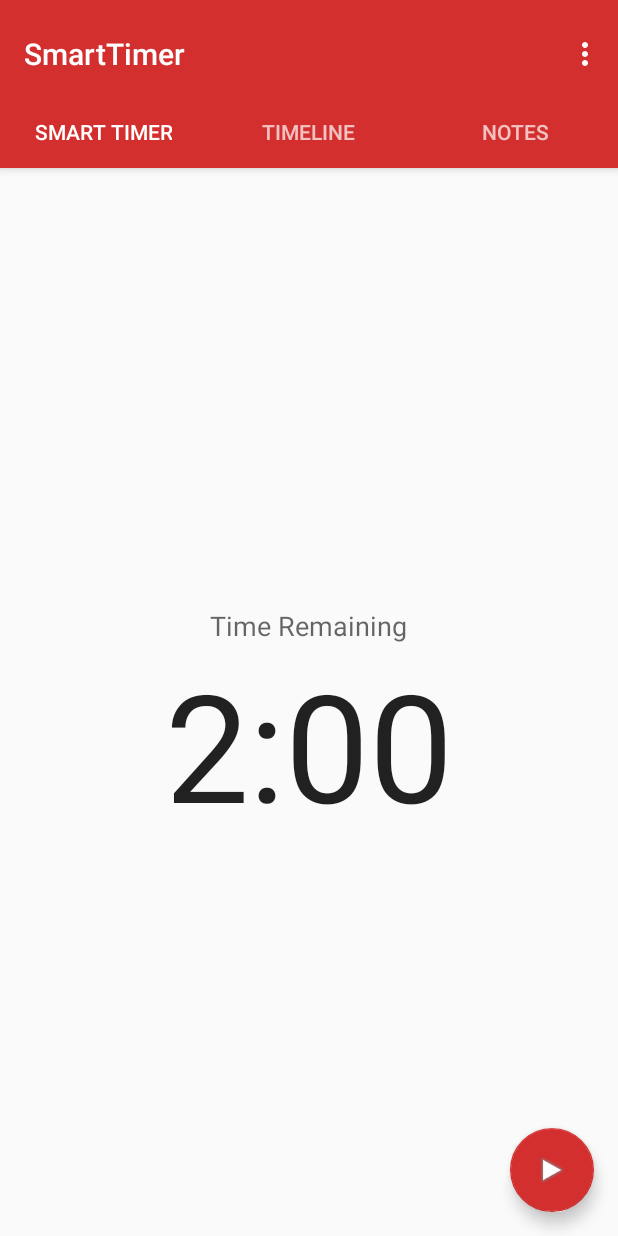
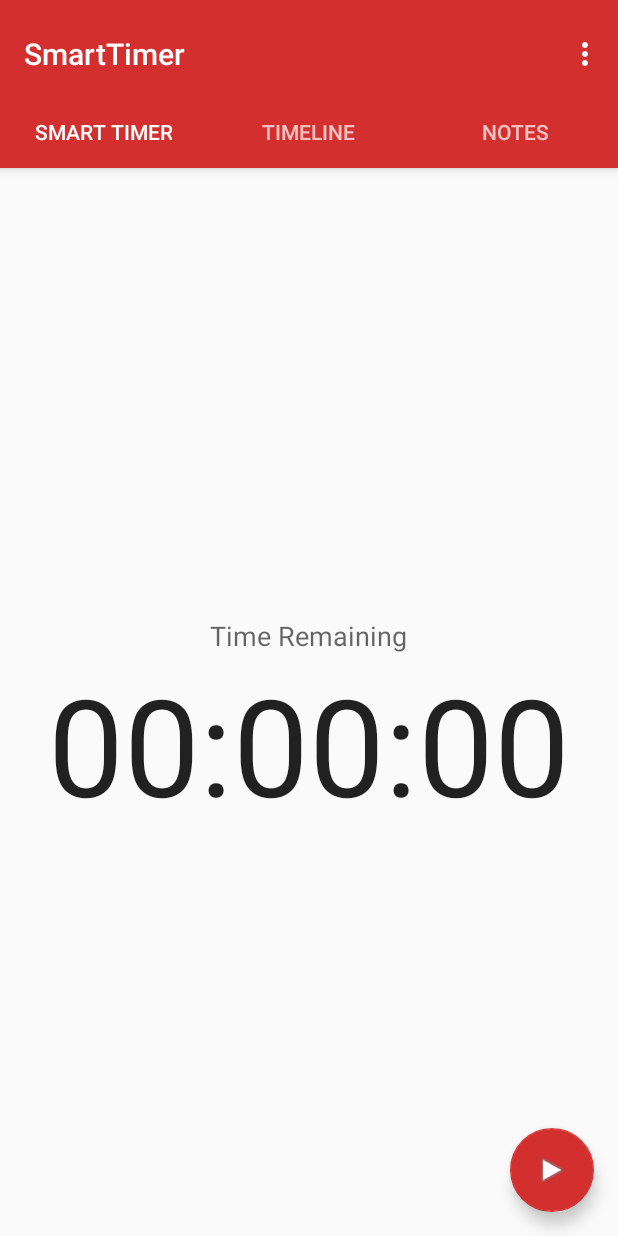
Before and after one commit to soulroyale/Bbq2016Ap, an Android app: the SmartTimer_Timer screen opened directly, with no data from a screen before it, on a phone screen of 412 x 824 dp. Run offline under Robolectric (Android 15) with nearby library versions, the phone set to English and light mode, and no system bars; our stand-ins replace AdMob; 2 statements that could not run were skipped.

Commit message:
- fix timer display and insert basic notification

```diff
--- a/mobile/src/main/java/com/jalee/bbqbuddy/SmartTimer.java
+++ b/mobile/src/main/java/com/jalee/bbqbuddy/SmartTimer.java
@@ -1,6 +1,10 @@
 package com.jalee.bbqbuddy;
 
+import android.app.Notification;
+import android.app.NotificationManager;
+import android.app.PendingIntent;
 import android.content.Context;
+import android.content.Intent;
 import android.os.CountDownTimer;
 import android.os.Handler;
 import android.support.design.widget.TabLayout;
@@ -26,13 +30,15 @@ import com.google.android.gms.ads.AdRequest;
 import com.google.android.gms.ads.AdView;
 import com.google.android.gms.ads.InterstitialAd;
 
+import java.util.concurrent.TimeUnit;
+
 public class SmartTimer extends AppCompatActivity {
 
     Boolean timerActive = false;
 
 
     private SectionsPagerAdapter mSectionsPagerAdapter;
-    public Integer smartTimerMax;
+    public static Long smartTimerMax;
     private ViewPager mViewPager;
     private InterstitialAd mInterstitialAd;
 
@@ -55,8 +61,6 @@ public class SmartTimer extends AppCompatActivity {
         mViewPager.setOffscreenPageLimit(2);
         TabLayout tabLayout = (TabLayout) findViewById(R.id.tabs);
         tabLayout.setupWithViewPager(mViewPager);
-
-        smartTimerMax = 120000;
 
         if(Constants.type == Constants.Type.FREE) {
             mInterstitialAd = new InterstitialAd(this);
@@ -89,6 +93,22 @@ public class SmartTimer extends AppCompatActivity {
                 }
                 final TextView txtSmartTimer = (TextView) findViewById(R.id.txtSmartTimer);
                 if (timerActive == false) {
+
+                    Intent intent = new Intent(getApplicationContext(),SmartTimer.class);
+                    PendingIntent pendingIntent = PendingIntent.getActivity(getApplicationContext(),1,intent,0);
+
+                    Notification notification = new Notification.Builder(getApplicationContext())
+                            .setContentTitle("Timer is Active")
+                            .setContentText("00:00")
+                            .setContentIntent(pendingIntent)
+                            .addAction(R.drawable.cookingicon512px, "View",pendingIntent)
+                            .setSmallIcon(R.drawable.cookingicon512px)
+                            .build();
+
+                    NotificationManager notificationManager = (NotificationManager) getSystemService(NOTIFICATION_SERVICE);
+                    notificationManager.notify(1,notification);
+
+
                     new CountDownTimer(smartTimerMax, 1000) {
                         public void onTick(long millisecondsUntilDone) {
                             //Countdown method, runs at specified interval
@@ -96,6 +116,9 @@ public class SmartTimer extends AppCompatActivity {
 
                             int minutes = (int) ((millisecondsUntilDone / (1000 * 60)) % 60);
                             int seconds = (int) (millisecondsUntilDone / 1000) % 60;
+                            int hours =  (int)((millisecondsUntilDone /1000) / 60) / 60;
+
+
                             String secondsString;
                             String minutesString;
                             if (seconds < 10) {
@@ -104,22 +127,27 @@ public class SmartTimer extends AppCompatActivity {
                                 secondsString = String.valueOf(seconds);
                             }
 
+                            if (minutes < 10) {
+                                minutesString = "0" + String.valueOf(minutes);
+                            } else {
+                                minutesString = String.valueOf(minutes);
+                            }
 
                             //Remove Minutes if no minutes left
                             if (minutes < 1) {
-                                Log.i("Time left",secondsString);
+                                Log.i("Time left", secondsString);
                                 txtSmartTimer.setText(secondsString);
                             } else {
-                                Log.i("Time left",String.valueOf(minutes) + ":" + secondsString);
-                                txtSmartTimer.setText(String.valueOf(minutes) + ":" + secondsString);
+                                Log.i("Time left", String.valueOf(hours) + ":" + minutesString + ":" + secondsString);
+                                txtSmartTimer.setText(String.valueOf(hours) + ":" + minutesString + ":" + secondsString);
                             }
                         }
 
                         public void onFinish() {
                             //On Counter finished
                             Log.i("Done", "Done");
-                            txtSmartTimer.setText("00:00");
-                            timerActive=false;
+                            txtSmartTimer.setText("0");
+                            timerActive = false;
                         }
                     }.start();
                     timerActive = true;
--- a/mobile/src/main/java/com/jalee/bbqbuddy/SmartTimer_CardAdapter.java
+++ b/mobile/src/main/java/com/jalee/bbqbuddy/SmartTimer_CardAdapter.java
@@ -41,6 +41,7 @@ public class SmartTimer_CardAdapter extends RecyclerView.Adapter<SmartTimer_Card
         holder.SmartTimer_cardUI = getItem(position);
         holder.cardtitle.setText(list.get(position).name);
         holder.cardsubtitle.setText(list.get(position).subTitle);
+        holder.cardmins.setText(String.valueOf(list.get(position).id));
         //holder.cardimage.setImageResource(list.get(position).id);
     }
 
@@ -62,6 +63,7 @@ public class SmartTimer_CardAdapter extends RecyclerView.Adapter<SmartTimer_Card
         ImageView cardimage;
         TextView cardtitle;
         TextView cardsubtitle;
+        TextView cardmins;
         SmartTimer_cardUI SmartTimer_cardUI;
         final Context context = itemView.getContext();
 
@@ -70,9 +72,11 @@ public class SmartTimer_CardAdapter extends RecyclerView.Adapter<SmartTimer_Card
             cardimage = (ImageView) itemView.findViewById(R.id.cardimage);
             cardtitle = (TextView) itemView.findViewById(R.id.cardtitle);
             cardsubtitle = (TextView) itemView.findViewById(R.id.carddesc);
+            cardmins = (TextView) itemView.findViewById(R.id.cardmins);
             cardimage.setOnClickListener(this);
             cardtitle.setOnClickListener(this);
             cardsubtitle.setOnClickListener(this);
+            cardmins.setOnClickListener(this);
         }
 
 
--- a/mobile/src/main/java/com/jalee/bbqbuddy/SmartTimer_TimeLine.java
+++ b/mobile/src/main/java/com/jalee/bbqbuddy/SmartTimer_TimeLine.java
@@ -12,6 +12,7 @@ import android.widget.TextView;
 
 import java.util.ArrayList;
 import java.util.List;
+import java.util.concurrent.TimeUnit;
 
 /**
  * Created by Aaron on 1/02/2016.
@@ -37,11 +38,8 @@ public class SmartTimer_TimeLine extends Fragment {
         initializeData();
         adapter = new SmartTimer_CardAdapter(TimelineList);
         recyclerView.setAdapter(adapter);
-
         return v;
     }
-
-
 
     private void initializeData() {
         TimelineList = new ArrayList<>();
@@ -57,7 +55,8 @@ public class SmartTimer_TimeLine extends Fragment {
         TimelineList.add(new SmartTimer_cardUI("Have a drink, preferably a James Squire 150 lashes","Drink Beer",10));
         TimelineList.add(new SmartTimer_cardUI("Have a drink, preferably a James Squire 150 lashes","Drink Beer",10));
         TimelineList.add(new SmartTimer_cardUI("Have a drink, preferably a James Squire 150 lashes","Drink Beer",10));
-        TimelineList.add(new SmartTimer_cardUI("Have a drink, preferably a James Squire 150 lashes","Drink Beer",10));
+        TimelineList.add(new SmartTimer_cardUI("Have a drink, preferably a James Squire 150 lashes", "Drink Beer", 10));
+        SmartTimer.smartTimerMax = TimeUnit.MINUTES.toMillis(400);
     }
 
     public static SmartTimer_TimeLine newInstance(String text) {
--- a/mobile/src/main/java/com/jalee/bbqbuddy/SmartTimer_Timer.java
+++ b/mobile/src/main/java/com/jalee/bbqbuddy/SmartTimer_Timer.java
@@ -34,8 +34,11 @@ public class SmartTimer_Timer extends Fragment {
                 .build();
         bannerAdView.loadAd(bannerAdRequest);
 
+
+
         return v;
     }
+
 
     public static SmartTimer_Timer newInstance(String text) {
 
--- a/mobile/src/main/res/layout/fragmant_smart_timer_card_view.xml
+++ b/mobile/src/main/res/layout/fragmant_smart_timer_card_view.xml
@@ -32,7 +32,7 @@
 
         <TextView
             android:layout_width="wrap_content"
-            android:layout_height="wrap_content"
+            android:layout_height="20dp"
             android:id="@+id/carddesc"
             android:text="Roast Meat"
             android:textSize="18sp"
@@ -59,7 +59,7 @@
             android:textAppearance="?android:attr/textAppearanceSmall"
             android:text="mins"
             android:id="@+id/mins"
-            android:paddingLeft="6dp"
+            android:paddingRight="6dp"
             android:layout_below="@+id/cardimage"
             android:layout_toRightOf="@+id/cardmins"
              />
@@ -71,7 +71,7 @@
             android:layout_alignParentRight="true"
             android:layout_alignParentTop="true"
             android:paddingLeft="5dp"
-            android:layout_marginRight="10dp"
+            android:layout_marginRight="5dp"
             android:src="@drawable/ic_reorder_grey" />
     </RelativeLayout>
 
--- a/mobile/src/main/res/layout/fragment_smart_timer_timer.xml
+++ b/mobile/src/main/res/layout/fragment_smart_timer_timer.xml
@@ -28,11 +28,11 @@
         android:layout_width="wrap_content"
         android:layout_height="wrap_content"
         android:textAppearance="?android:attr/textAppearanceLarge"
-        android:text="2:00"
+        android:text="00:00:00"
         android:id="@+id/txtSmartTimer"
         android:layout_centerVertical="true"
         android:layout_centerHorizontal="true"
-        android:textSize="100sp" />
+        android:textSize="90sp" />
 
     <TextView
         android:layout_width="wrap_content"
```
Also changed, not shown: mobile/src/main/res/drawable-v21/cookingicon512px.png (added).
